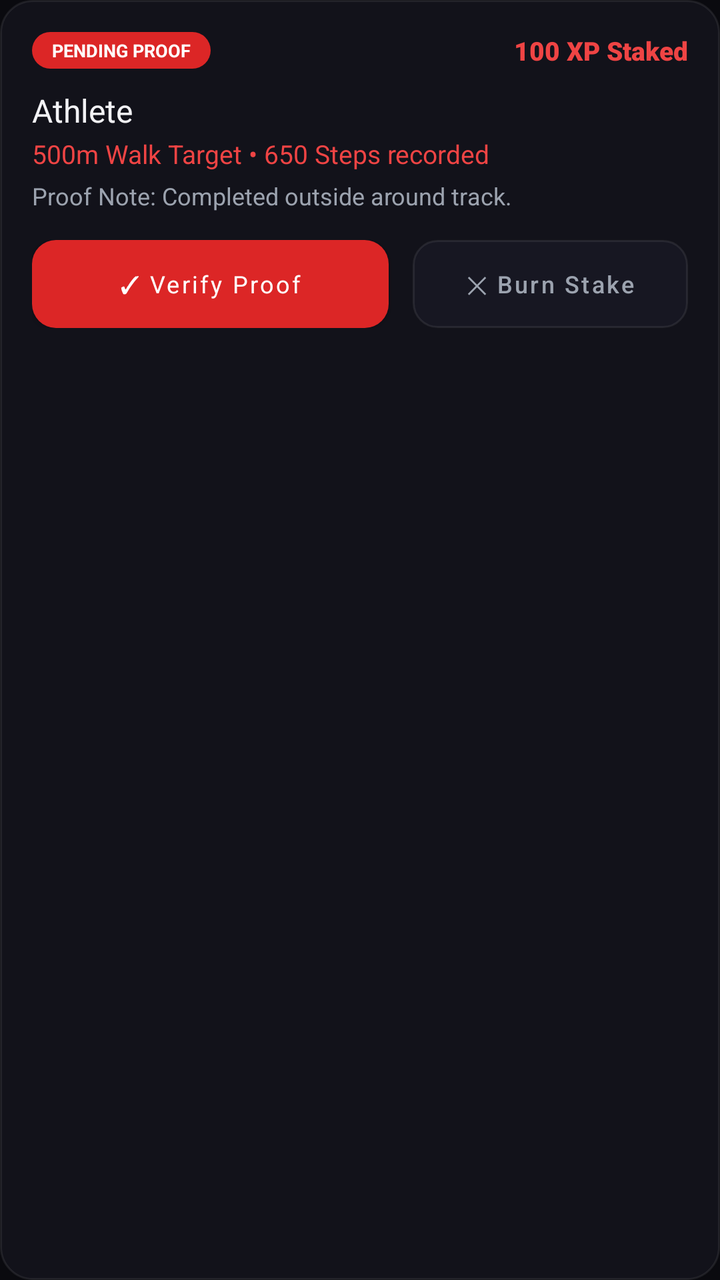
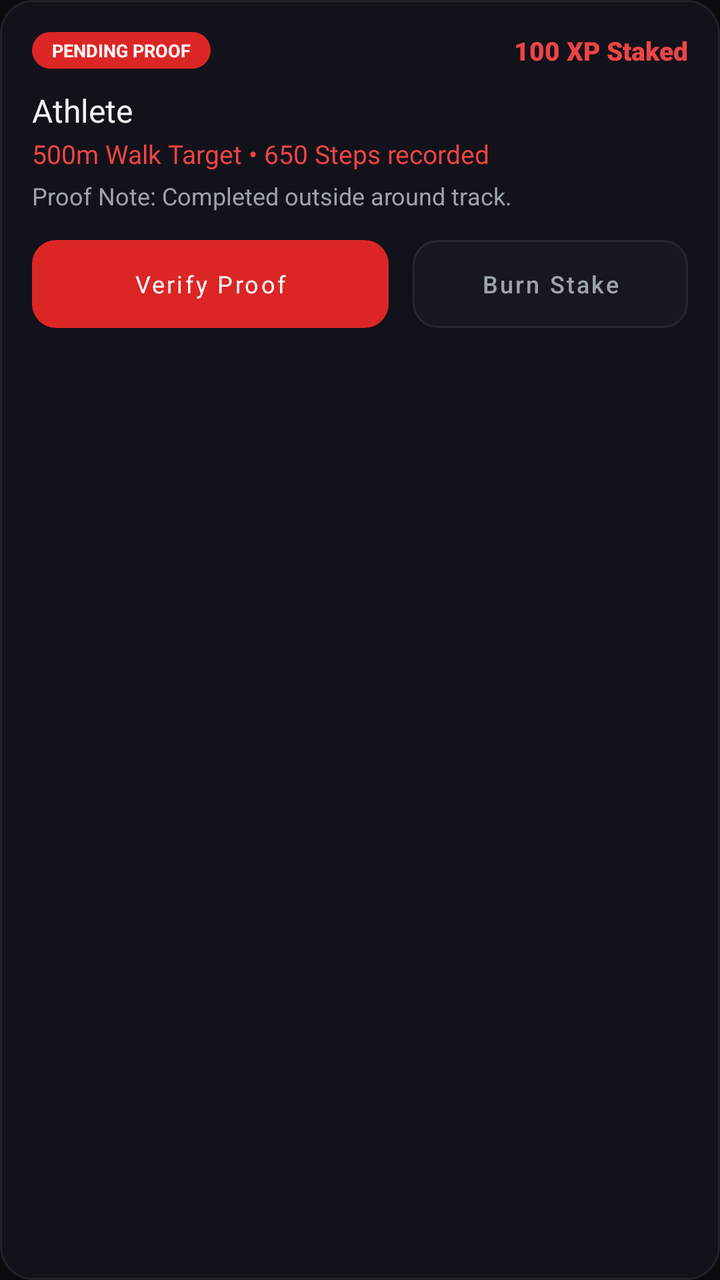

Compare the two renders of this Android layout. The source of the first and the diff that turns it into the second are given below.
<!-- AndroidManifest.xml: application theme Theme.StreakStake -->
<!-- res/layout/item_verify_card.xml -->
<?xml version="1.0" encoding="utf-8"?>
<LinearLayout xmlns:android="http://schemas.android.com/apk/res/android"
    xmlns:app="http://schemas.android.com/apk/res-auto"
    android:layout_width="match_parent"
    android:layout_height="wrap_content"
    android:layout_marginBottom="12dp"
    android:background="@drawable/bg_card_dark"
    android:orientation="vertical"
    android:padding="16dp">

    
    <LinearLayout
        android:layout_width="match_parent"
        android:layout_height="wrap_content"
        android:gravity="center_vertical"
        android:orientation="horizontal">

        <TextView
            android:layout_width="wrap_content"
            android:layout_height="wrap_content"
            android:background="@drawable/bg_pill_chip_active"
            android:paddingHorizontal="10dp"
            android:paddingVertical="3dp"
            android:text="PENDING PROOF"
            android:textColor="@color/on_accent"
            android:textSize="9sp"
            android:textStyle="bold" />

        <View
            android:layout_width="0dp"
            android:layout_height="1dp"
            android:layout_weight="1" />

        <TextView
            android:id="@+id/tvVerifyStakeXp"
            android:layout_width="wrap_content"
            android:layout_height="wrap_content"
            android:fontFamily="sans-serif-black"
            android:text="100 XP Staked"
            android:textColor="@color/accent_light"
            android:textSize="13sp" />
    </LinearLayout>

    <TextView
        android:id="@+id/tvVerifyUser"
        android:layout_width="wrap_content"
        android:layout_height="wrap_content"
        android:layout_marginTop="10dp"
        android:fontFamily="sans-serif-bold"
        android:text="Athlete"
        android:textColor="@color/text_primary"
        android:textSize="16sp" />

    <TextView
        android:id="@+id/tvVerifyMetrics"
        android:layout_width="wrap_content"
        android:layout_height="wrap_content"
        android:layout_marginTop="2dp"
        android:text="500m Walk Target • 650 Steps recorded"
        android:textColor="@color/accent_light"
        android:textSize="13sp" />

    <TextView
        android:id="@+id/tvVerifyNote"
        android:layout_width="wrap_content"
        android:layout_height="wrap_content"
        android:layout_marginTop="4dp"
        android:text="Proof Note: Completed outside around track."
        android:textColor="@color/text_secondary"
        android:textSize="12sp" />

    
    <LinearLayout
        android:layout_width="match_parent"
        android:layout_height="wrap_content"
        android:layout_marginTop="14dp"
        android:orientation="horizontal">

        <Button
            android:id="@+id/btnVerifyApprove"
            android:layout_width="0dp"
            android:layout_height="44dp"
            android:layout_marginEnd="6dp"
            android:layout_weight="1.3"
            android:background="@drawable/btn_accent_primary"
            android:fontFamily="sans-serif-bold"
            android:text="✓ Verify Proof"
            android:textAllCaps="false"
            android:textColor="@color/on_accent"
            android:textSize="12sp"
            app:backgroundTint="@null" />

        <Button
            android:id="@+id/btnVerifyReject"
            android:layout_width="0dp"
            android:layout_height="44dp"
            android:layout_marginStart="6dp"
            android:layout_weight="1"
            android:background="@drawable/btn_outlined_hairline"
            android:fontFamily="sans-serif-medium"
            android:text="✕ Burn Stake"
            android:textAllCaps="false"
            android:textColor="@color/text_secondary"
            android:textSize="12sp"
            app:backgroundTint="@null" />
    </LinearLayout>

</LinearLayout>
<!-- resources referenced by this layout -->
<resources>
  <color name="accent_light">#EF4444</color>
  <color name="on_accent">#FFFFFF</color>
  <color name="text_primary">#F2F2F5</color>
  <color name="text_secondary">#9CA3AF</color>
  <!-- drawable bg_card_dark (drawable) -->
  <?xml version="1.0" encoding="utf-8"?>
  <shape xmlns:android="http://schemas.android.com/apk/res/android"
      android:shape="rectangle">
      <solid android:color="@color/surface" />
      <corners android:radius="16dp" />
      <stroke
          android:width="1dp"
          android:color="@color/hairline" />
  </shape>
  <!-- drawable bg_pill_chip_active (drawable) -->
  <?xml version="1.0" encoding="utf-8"?>
  <shape xmlns:android="http://schemas.android.com/apk/res/android"
      android:shape="rectangle">
      <solid android:color="@color/accent" />
      <corners android:radius="999dp" />
  </shape>
  <!-- drawable btn_accent_primary (drawable) -->
  <?xml version="1.0" encoding="utf-8"?>
  <shape xmlns:android="http://schemas.android.com/apk/res/android"
      android:shape="rectangle">
      <solid android:color="@color/accent" />
      <corners android:radius="12dp" />
  </shape>
  <!-- drawable btn_outlined_hairline (drawable) -->
  <?xml version="1.0" encoding="utf-8"?>
  <shape xmlns:android="http://schemas.android.com/apk/res/android"
      android:shape="rectangle">
      <solid android:color="@color/surface_high" />
      <corners android:radius="12dp" />
      <stroke
          android:width="1dp"
          android:color="@color/hairline" />
  </shape>
  <style name="Theme.StreakStake" parent="Theme.MaterialComponents.DayNight.NoActionBar">
          
          <item name="colorPrimary">@color/accent</item>
          <item name="colorPrimaryVariant">@color/accent_dark</item>
          <item name="colorOnPrimary">@color/on_accent</item>
          
          
          <item name="android:colorBackground">@color/bg_base</item>
          <item name="colorSurface">@color/surface</item>
          <item name="colorOnSurface">@color/text_primary</item>
  
          
          <item name="android:statusBarColor">@color/bg_base</item>
          <item name="android:navigationBarColor">@color/bg_base</item>
          <item name="android:windowLightStatusBar">false</item>
      </style>
  <color name="surface">#12121A</color>
  <color name="hairline">#14FFFFFF</color>
  <color name="accent">#DC2626</color>
  <color name="surface_high">#171722</color>
  <color name="accent_dark">#B91C1C</color>
  <color name="bg_base">#0A0A0F</color>
</resources>

<!-- the commit's change to res/layout/item_verify_card.xml (unified diff, before → after) -->
@@ -84,7 +84,7 @@
             android:layout_weight="1.3"
             android:background="@drawable/btn_accent_primary"
             android:fontFamily="sans-serif-bold"
-            android:text="✓ Verify Proof"
+            android:text="Verify Proof"
             android:textAllCaps="false"
             android:textColor="@color/on_accent"
             android:textSize="12sp"
@@ -98,7 +98,7 @@
             android:layout_weight="1"
             android:background="@drawable/btn_outlined_hairline"
             android:fontFamily="sans-serif-medium"
-            android:text="✕ Burn Stake"
+            android:text="Burn Stake"
             android:textAllCaps="false"
             android:textColor="@color/text_secondary"
             android:textSize="12sp"
